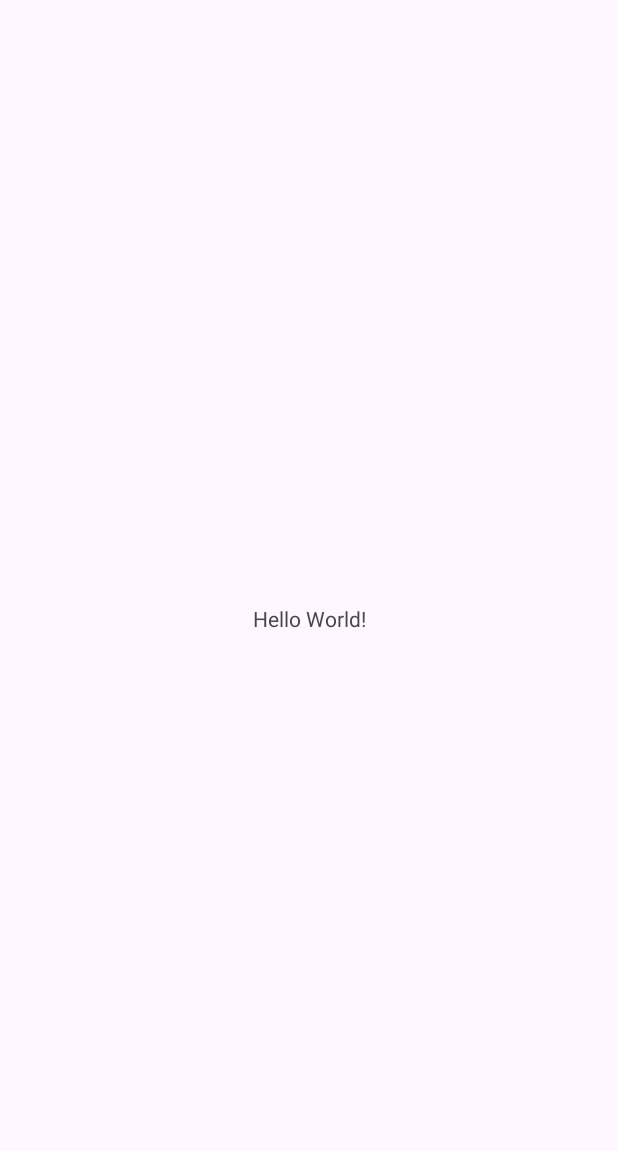
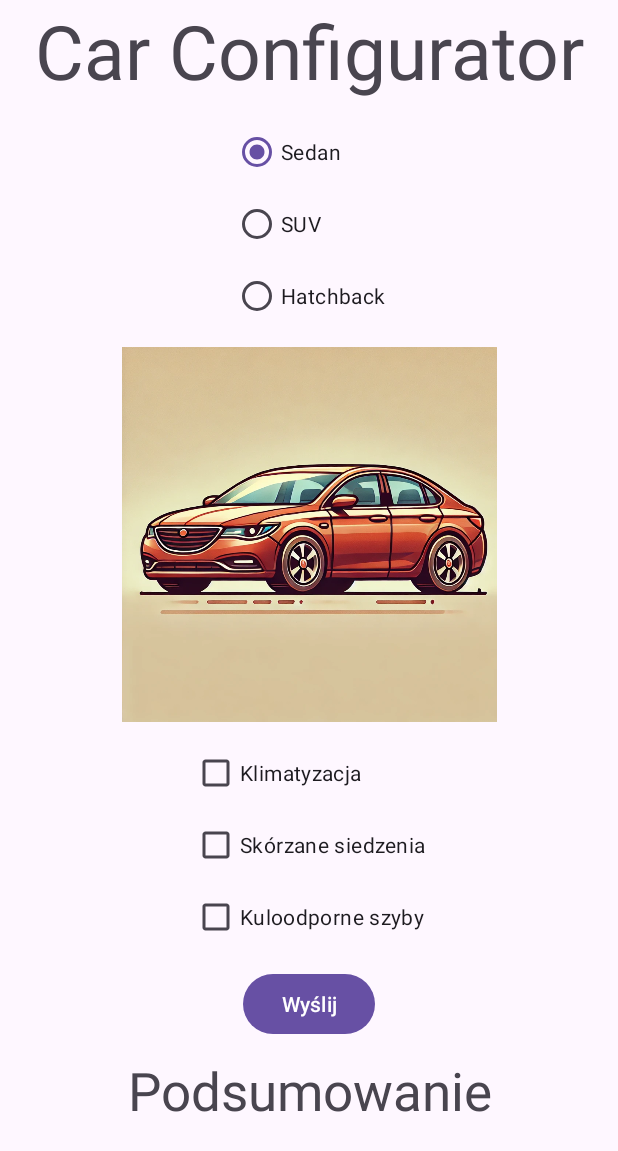
Before and after one commit to Szymonium/2mobilne, an Android app: the screen it shows after launch (MainActivity), on a phone screen of 412 x 824 dp. Before the commit the part shown is almost empty. Shown: the top 1151 px of the screen. Run offline under Robolectric (Android 15) with nearby library versions, the phone set to English and light mode, and no system bars.

Commit message:
Design Car App

```diff
--- a/app/src/main/java/com/example/carconfigurator/MainActivity.kt
+++ b/app/src/main/java/com/example/carconfigurator/MainActivity.kt
@@ -1,10 +1,16 @@
 package com.example.carconfigurator
 
+import android.graphics.drawable.Drawable
 import android.os.Bundle
+import android.provider.MediaStore.Audio.Radio
+import android.view.View
+import android.widget.ImageView
+import android.widget.RadioGroup
 import androidx.activity.enableEdgeToEdge
 import androidx.appcompat.app.AppCompatActivity
 import androidx.core.view.ViewCompat
 import androidx.core.view.WindowInsetsCompat
+import androidx.core.view.iterator
 
 class MainActivity : AppCompatActivity() {
     override fun onCreate(savedInstanceState: Bundle?) {
@@ -16,5 +22,16 @@ class MainActivity : AppCompatActivity() {
             v.setPadding(systemBars.left, systemBars.top, systemBars.right, systemBars.bottom)
             insets
         }
+
+        val myRadio = findViewById<RadioGroup>(R.id.cars)
+        val myImg = findViewById<ImageView>(R.id.car_image)
+
+        for (radioButton in myRadio) {
+            if (radioButton.isActivated) {
+                myImg.setImageDrawable(Drawable.createFromPath("@drawable/${radioButton.text}"))
+            }
+        }
     }
+
+    fun send(view: View) {}
 }
--- a/app/src/main/res/layout/activity_main.xml
+++ b/app/src/main/res/layout/activity_main.xml
@@ -1,19 +1,98 @@
 <?xml version="1.0" encoding="utf-8"?>
-<androidx.constraintlayout.widget.ConstraintLayout xmlns:android="http://schemas.android.com/apk/res/android"
+<LinearLayout xmlns:android="http://schemas.android.com/apk/res/android"
     xmlns:app="http://schemas.android.com/apk/res-auto"
     xmlns:tools="http://schemas.android.com/tools"
     android:id="@+id/main"
     android:layout_width="match_parent"
     android:layout_height="match_parent"
+    android:orientation="vertical"
     tools:context=".MainActivity">
 
     <TextView
+        android:layout_width="match_parent"
+        android:layout_height="wrap_content"
+        android:text="@string/car_configurator"
+        android:textAlignment="center"
+        android:textSize="50sp"
+        android:layout_marginBottom="10dp"/>
+
+    <RadioGroup
+        android:id="@+id/cars"
         android:layout_width="wrap_content"
         android:layout_height="wrap_content"
-        android:text="Hello World!"
-        app:layout_constraintBottom_toBottomOf="parent"
-        app:layout_constraintEnd_toEndOf="parent"
-        app:layout_constraintStart_toStartOf="parent"
-        app:layout_constraintTop_toTopOf="parent" />
+        android:layout_gravity="center"
+        tools:ignore="UselessParent"
+        android:layout_marginBottom="10dp">
 
-</androidx.constraintlayout.widget.ConstraintLayout>
+        <RadioButton
+            android:id="@+id/sedan"
+            android:layout_width="wrap_content"
+            android:layout_height="wrap_content"
+            android:checked="true"
+            android:text="@string/sedan" />
+
+        <RadioButton
+            android:id="@+id/suv"
+            android:layout_width="wrap_content"
+            android:layout_height="wrap_content"
+            android:text="@string/suv" />
+
+        <RadioButton
+            android:id="@+id/hatchback"
+            android:layout_width="wrap_content"
+            android:layout_height="wrap_content"
+            android:text="@string/hatchback" />
+    </RadioGroup>
+
+    <ImageView
+        android:layout_width="match_parent"
+        android:layout_height="250dp"
+        android:contentDescription="@string/image_of_the_chosen_car"
+        android:src="@drawable/sedan"
+        android:layout_marginBottom="10dp"
+        android:id="@+id/car_image"/>
+
+    <LinearLayout
+        android:layout_width="wrap_content"
+        android:layout_height="wrap_content"
+        android:orientation="vertical"
+        android:layout_gravity="center"
+        android:layout_marginBottom="10dp"
+        android:id="@+id/checkboxes">
+        <CheckBox
+            android:layout_width="wrap_content"
+            android:layout_height="wrap_content"
+            android:text="@string/air_conditioning" />
+        <CheckBox
+            android:layout_width="wrap_content"
+            android:layout_height="wrap_content"
+            android:text="@string/leather_seats" />
+        <CheckBox
+            android:layout_width="wrap_content"
+            android:layout_height="wrap_content"
+            android:text="@string/bulletproof_glass" />
+    </LinearLayout>
+
+    <Button
+        android:layout_width="wrap_content"
+        android:layout_height="wrap_content"
+        android:text="@string/send"
+        android:layout_gravity="center"
+        android:layout_marginBottom="10dp"
+        android:onClick="send"/>
+
+    <TextView
+        android:layout_width="match_parent"
+        android:layout_height="wrap_content"
+        android:text="@string/summary"
+        android:textAlignment="center"
+        android:textSize="35sp"
+        android:layout_marginBottom="10dp"/>
+
+    <TextView
+        android:layout_width="match_parent"
+        android:layout_height="wrap_content"
+        android:id="@+id/summary"
+        android:textAlignment="center" />
+
+</LinearLayout>
--- a/app/src/main/res/values/strings.xml
+++ b/app/src/main/res/values/strings.xml
@@ -1,3 +1,13 @@
 <resources>
     <string name="app_name">CarConfigurator</string>
+    <string name="sedan">Sedan</string>
+    <string name="suv">SUV</string>
+    <string name="hatchback">Hatchback</string>
+    <string name="car_configurator">Car Configurator</string>
+    <string name="image_of_the_chosen_car">Image of the chosen car</string>
+    <string name="air_conditioning">Klimatyzacja</string>
+    <string name="leather_seats">Skórzane siedzenia</string>
+    <string name="bulletproof_glass">Kuloodporne szyby</string>
+    <string name="send">Wyślij</string>
+    <string name="summary">Podsumowanie</string>
 </resources>
```
Also changed, not shown: app/src/main/res/drawable/hatchback.webp (added), app/src/main/res/drawable/sedan.webp (added), app/src/main/res/drawable/suv.webp (added).
